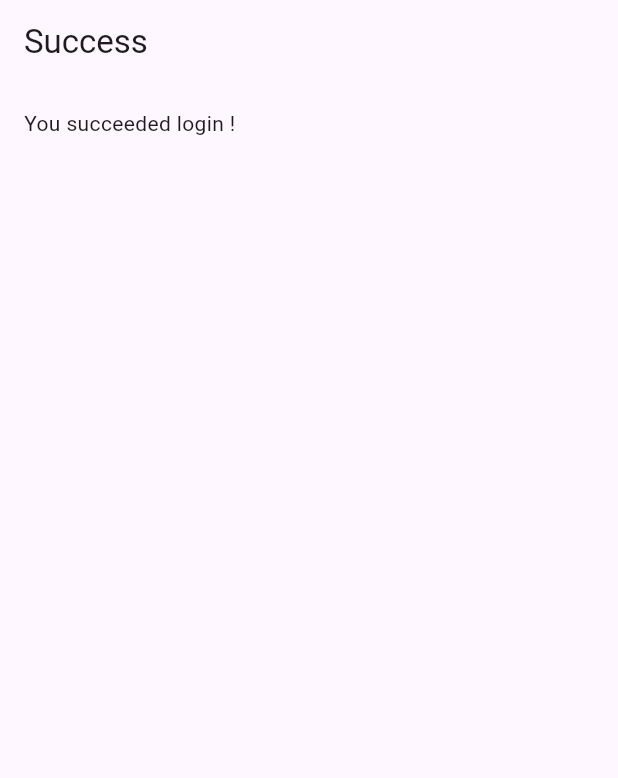
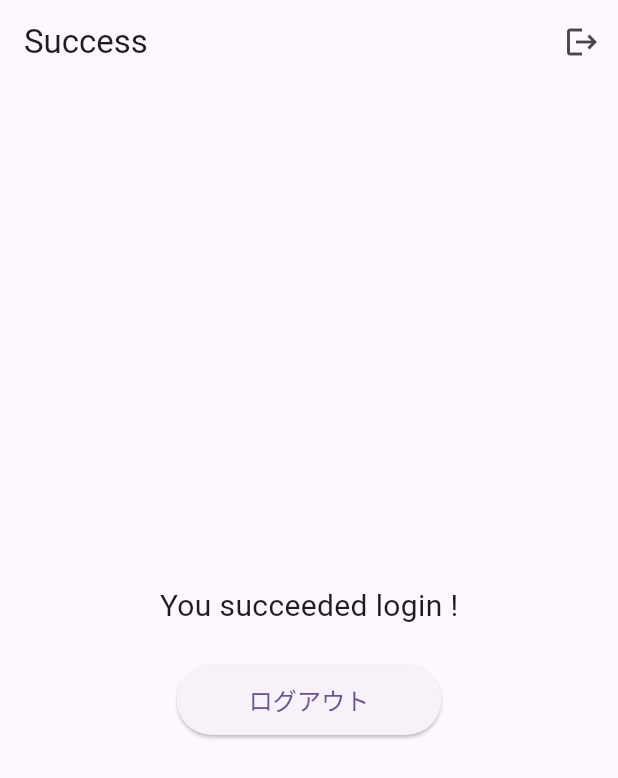
Before and after one commit to RyuNyan-Taro/widget_creator, a Flutter app: the SuccessLoginPage screen opened directly, on a phone screen of 412 x 824 dp. Shown: the top 778 px of the screen. Run offline on Flutter 3.47's test engine with Material 3 defaults, Android fonts, the phone set to English and light mode, and no system bars; our stand-ins replace flutter_dotenv, flutter_html, supabase_flutter, webview_flutter; accounts and stored records are empty.

```diff
--- a/lib/features/email_authentication/screens/success_login_screen.dart
+++ b/lib/features/email_authentication/screens/success_login_screen.dart
@@ -1,18 +1,99 @@
 import 'package:flutter/material.dart';
+import 'package:widget_creator/features/email_authentication/screens/email_authentication_screen.dart';
+import 'package:widget_creator/features/email_authentication/services/authentication_service.dart';
 
-class SuccessLoginPage extends StatelessWidget {
+class SuccessLoginPage extends StatefulWidget {
   const SuccessLoginPage({super.key});
+
+  @override
+  State<SuccessLoginPage> createState() => _SuccessLoginPageState();
+}
+
+class _SuccessLoginPageState extends State<SuccessLoginPage> {
+  final _authClient = AuthService();
+  bool _isLoading = false;
+
+  Future<void> _handleLogout() async {
+    setState(() => _isLoading = true);
+
+    try {
+      await _authClient.signOut();
+      if (mounted) {
+        Navigator.of(context).pushAndRemoveUntil(
+          MaterialPageRoute(builder: (context) => const LoginPage()),
+          (route) => false,
+        );
+      }
+    } catch (e) {
+      if (mounted) {
+        ScaffoldMessenger.of(context).showSnackBar(
+          SnackBar(content: Text('ログアウトに失敗しました: ${e.toString()}')),
+        );
+      }
+    } finally {
+      if (mounted) {
+        setState(() => _isLoading = false);
+      }
+    }
+  }
 
   @override
   Widget build(BuildContext context) {
     return Scaffold(
       appBar: AppBar(
         title: const Text('Success'),
+        actions: [
+          _isLoading
+              ? const Center(
+                  child: Padding(
+                    padding: EdgeInsets.symmetric(horizontal: 16.0),
+                    child: SizedBox(
+                      width: 20,
+                      height: 20,
+                      child: CircularProgressIndicator(strokeWidth: 2),
+                    ),
+                  ),
+                )
+              : IconButton(
+                  icon: const Icon(Icons.logout),
+                  onPressed: _handleLogout,
+                  tooltip: 'ログアウト',
+                ),
+        ],
       ),
-      body: Padding(
-        padding: const EdgeInsets.all(16.0),
-        child: Column(
-          children: <Widget>[Text('You succeeded login !')],
+      body: Center(
+        // Centerを追加
+        child: Padding(
+          padding: const EdgeInsets.all(16.0),
+          child: Column(
+            mainAxisAlignment: MainAxisAlignment.center, // 中央揃えに変更
+            children: <Widget>[
+              const Text(
+                'You succeeded login !',
+                style: TextStyle(fontSize: 20), // フォントサイズを大きくして目立たせる
+              ),
+              const SizedBox(height: 24), // スペースを少し広げる
+              ElevatedButton(
+                onPressed: _isLoading ? null : _handleLogout,
+                child: _isLoading
+                    ? const SizedBox(
+                        width: 20,
+                        height: 20,
+                        child: CircularProgressIndicator(strokeWidth: 2),
+                      )
+                    : const Padding(
+                        padding: EdgeInsets.symmetric(
+                          horizontal: 24.0,
+                          vertical: 12.0,
+                        ),
+                        child: Text(
+                          'ログアウト',
+                          style: TextStyle(fontSize: 16),
+                        ),
+                      ),
+              ),
+            ],
+          ),
         ),
       ),
     );
--- a/lib/features/email_authentication/services/authentication_service.dart
+++ b/lib/features/email_authentication/services/authentication_service.dart
@@ -40,4 +40,8 @@ class AuthService {
     }
     return null;
   }
+
+  Future<void> signOut() async {
+    await _supabase.auth.signOut();
+  }
 }
```
